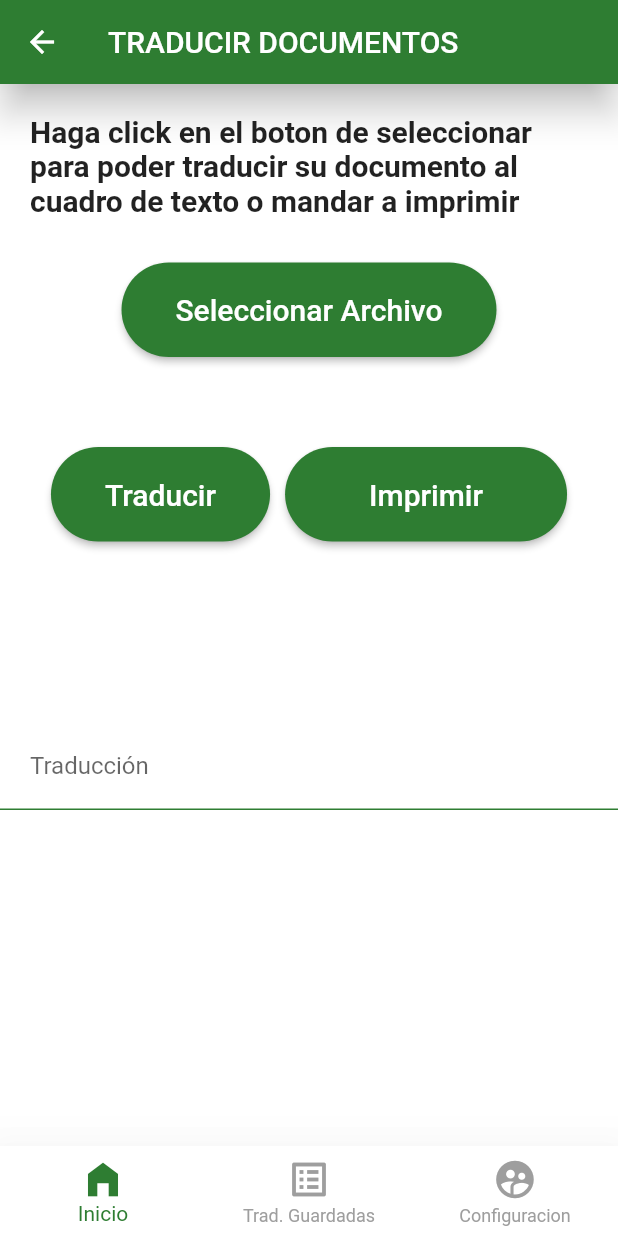
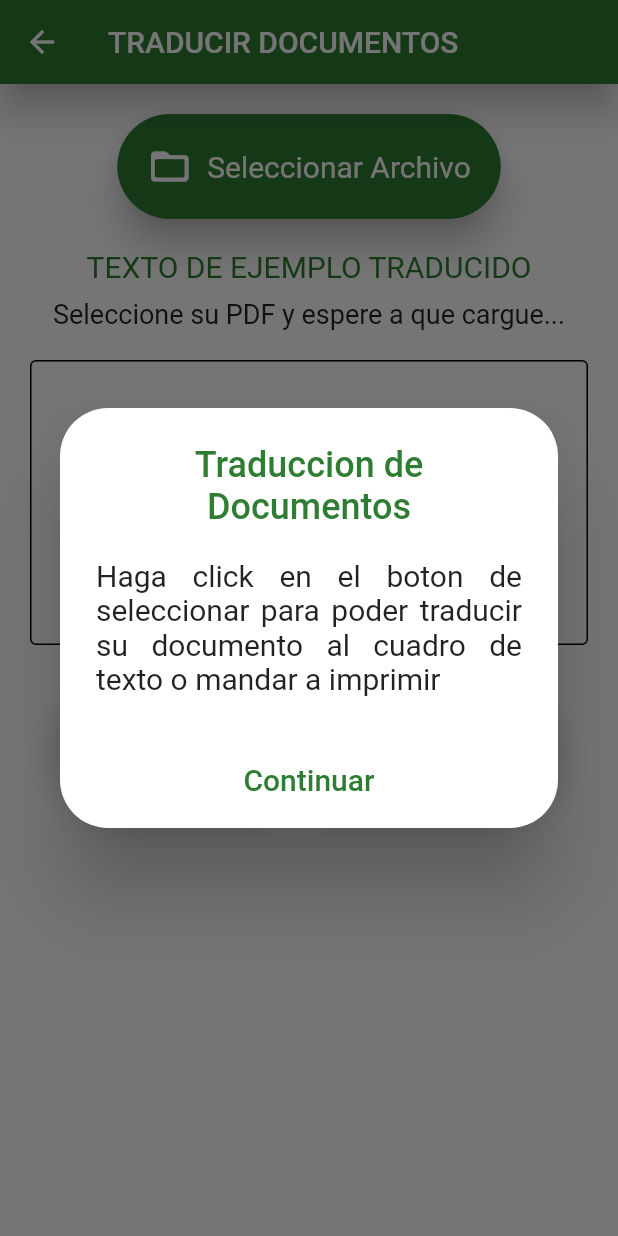
Before and after one commit to OlafRuv/traduciendo_con_sentido, a Flutter app: the TraducirDocumentosPage screen opened by its route, on a phone screen of 412 x 824 dp. Run offline on Flutter 3.47's test engine with Material 2 defaults, Android fonts, the phone set to English and light mode, and no system bars; our stand-ins replace cloud_firestore, file_picker, firebase_auth, firebase_core, image_picker, open_file; missing offline and left inert: google_ml_kit, syncfusion_flutter_pdf; accounts and stored records are empty.

Commit message:
Traduccion de Documentos implementada

```diff
--- a/lib/src/pages/menu_section/traducir_documentos_page.dart
+++ b/lib/src/pages/menu_section/traducir_documentos_page.dart
@@ -1,6 +1,10 @@
 import 'package:flutter/material.dart';
+import 'package:flutter/services.dart';
+import 'package:tcs/theme/app_theme.dart';
+import 'package:tcs/utils/validators.dart';
 import 'package:tcs/widgets/widgets.dart';
-
+import 'package:file_picker/file_picker.dart';
+import 'package:syncfusion_flutter_pdf/pdf.dart';
 
 class TraducirDocumentosPage extends StatefulWidget {
   const TraducirDocumentosPage({Key? key}) : super(key: key);
@@ -10,137 +14,285 @@ class TraducirDocumentosPage extends StatefulWidget {
 }
 
 class _TraducirDocumentosPageState extends State<TraducirDocumentosPage> {
+  String _text = "";
+  int _size = 0;
+  String name = "";
+  String _trimedText = "";
+  String _descriptionText = '';
+  final guardarTextoController = TextEditingController();
+  final guardarTituloControllerPopUp = TextEditingController();
+  final GlobalKey<FormState> _key = GlobalKey<FormState>();
+
+  @override
+  void initState() {
+    super.initState();
+    Future(_showDialog);
+  }
+
   @override
   Widget build(BuildContext context) {
     return Scaffold(
       appBar: AppBar(
-        title: Text('TRADUCIR DOCUMENTOS'),
-        backgroundColor: Colors.green[800],
+        // textDirection: TextDirection.rtl,
+        title: const Text('TRADUCIR DOCUMENTOS'),
       ),
       body: Stack(
         children: [
-          _fondoApp(),
           SingleChildScrollView(
             child: Column(
               children: [
-                _tituloDescripcion(),
-                _botonSeleccionarArchivo(),
-                SizedBox(height: 60.0,),
+                Padding(
+                  padding: const EdgeInsets.symmetric(vertical: 20.0),
+                  child: _botonSeleccionarArchivo(),
+                ),
+                Text(
+                  'TEXTO DE EJEMPLO TRADUCIDO',
+                  style: TextStyle(color: AppTheme.primary, fontSize: 20.0),
+                ),
+                Padding(
+                    child: Text(
+                      // ignore: prefer_is_empty
+                      _text.length == 0
+                          ? "Seleccione su PDF y espere a que cargue..."
+                          : "PDF cargado, $_size página\n",
+                      style: const TextStyle(fontSize: 18),
+                      textAlign: TextAlign.center,
+                    ),
+                    padding: const EdgeInsets.only(top: 10.0)),
+                _salidaTexto(true),
                 _botones(),
-                SizedBox(height: 60.0,),
-                SizedBox(height: 60.0,),
-                _salidaCuadroTexto()
               ],
             ),
           ),
         ],
       ),
-
-      bottomNavigationBar: const CustomBottomNavigation(botonBarraActual: 0),
+      // bottomNavigationBar: const CustomBottomNavigation(botonBarraActual: 0),
     );
   }
 
-Widget _fondoApp(){
-    final fondo = Container(
-      width: double.infinity,
-      height: double.infinity,
-      decoration: BoxDecoration(
-        color: Colors.white,
-      ),
-    );
-
-    return Stack(
-      children: [
-        fondo,
-      ],
-    );
+  Future _pickPDFText() async {
+    try {
+      FilePickerResult? filePickerResult =
+          await FilePicker.platform.pickFiles();
+      if (filePickerResult != null) {
+        PdfDocument document = PdfDocument(
+            inputBytes:
+                await _readDocumentData(filePickerResult.files.single.path!));
+        PdfTextExtractor extractor = PdfTextExtractor(document);
+        _size = document.pages.count;
+        _text = extractor.extractText();
+        _showResult(_text);
+        setState(() {});
+        _trimedText = _text.replaceAll("\n", " ");
+        // print(_trimedText);
+      }
+    } catch (e) {
+      name = "Error occured while scanning";
+      _text = name;
+      setState(() {});
+    }
   }
 
-
-  Widget _tituloDescripcion(){
-    return SafeArea(
-      child: Container(
-        padding: EdgeInsets.all(20.0),
-        child: Column(
-            crossAxisAlignment: CrossAxisAlignment.start,
-            children: [
-              Text('Haga click en el boton de seleccionar para poder traducir su documento al cuadro de texto o mandar a imprimir', style:TextStyle( color: Colors.black87, fontSize: 20.0, fontWeight: FontWeight.bold),),
-              SizedBox( height: 10.0),
-              //Text('Classify this transaccion into a particular category', style:TextStyle( color: Colors.white, fontSize: 18.0, )),
-            ],
-          )
-      ),
-    );
+  Future<List<int>> _readDocumentData(String name) async {
+    final ByteData data = await rootBundle.load(name);
+    return data.buffer.asUint8List(data.offsetInBytes, data.lengthInBytes);
   }
 
-
-
-  _botonSeleccionarArchivo(){
-    return MaterialButton(
-          shape: StadiumBorder(),
-          color: Colors.green[800],
-          textColor: Colors.white,
-          child: Padding(
-            padding: EdgeInsets.symmetric(horizontal: 20.0, vertical: 20.0),
-            child: Text('Seleccionar Archivo', style: TextStyle(fontSize: 20.0),),
-          ),
-          onPressed: (){
-            //navegar
-          },
-        );
+  void _showResult(String text) {
+    showDialog(
+        context: context,
+        builder: (BuildContext context) {
+          return AlertDialog(
+            title: const Text('Texto Extraido'),
+            content: Scrollbar(
+              child: SingleChildScrollView(
+                child: Text(text),
+                physics: const BouncingScrollPhysics(
+                    parent: AlwaysScrollableScrollPhysics()),
+              ),
+            ),
+            actions: [
+              TextButton(
+                child: const Text('Ok'),
+                onPressed: () {
+                  Navigator.of(context).pop();
+                },
+              )
+            ],
+          );
+        });
   }
 
+  void _showDialog() {
+    showDialog(
+        context: context,
+        builder: (BuildContext context) => CustomPopUp(
+            title: 'Traduccion de Documentos',
+            content: const Text(
+                'Haga click en el boton de seleccionar para poder traducir su documento al cuadro de texto o mandar a imprimir',
+                textAlign: TextAlign.justify,
+                style: TextStyle(fontSize: 20)),
+            buttonText: 'Continuar',
+            onPressedFunction: () {
+              Navigator.pop(context);
+            }));
+  }
 
-  Widget _botones(){
+  _botonSeleccionarArchivo() {
+    return Row(mainAxisAlignment: MainAxisAlignment.center, children: [
+      CustomButton(
+        buttontext: 'Seleccionar Archivo',
+        onPressedFunction: _pickPDFText,
+        padHButton: 20,
+        padVButton: 20,
+        iconData: Icons.folder_open_rounded,
+        iconSize: 30,
+      ),
+    ]);
+  }
+
+  Widget _botones() {
     return Row(
       mainAxisAlignment: MainAxisAlignment.center,
       children: [
-        MaterialButton(
-          shape: StadiumBorder(),
-          color: Colors.green[800],
-          textColor: Colors.white,
-          child: Padding(
-            padding: EdgeInsets.symmetric(horizontal: 20.0, vertical: 20.0),
-            child: Text('Traducir', style: TextStyle(fontSize: 20.0),),
-          ),
-          onPressed: (){
-            //navegar
-          },
+        CustomButton(
+          buttontext: 'Guardar',
+          onPressedFunction: _popUpGuardarTexto,
+          padHButton: 20,
+          padVButton: 20,
+          iconData: Icons.save_rounded,
+          iconSize: 30,
         ),
-        SizedBox(width: 10.0,),
-        MaterialButton(
-          shape: StadiumBorder(),
-          color: Colors.green[800],
-          textColor: Colors.white,
-          child: Padding(
-            padding: EdgeInsets.symmetric(horizontal: 40.0, vertical: 20.0),
-            child: Text('Imprimir', style: TextStyle(fontSize: 20.0),),
-          ),
-          onPressed: (){
-            //navegar
-          },
+        const SizedBox(width: 10),
+        // ******************************************* Este boton debe de imprimir y de guardar la traduccion
+        CustomButton(
+          buttontext: 'Descargar',
+          onPressedFunction: _descargar,
+          padHButton: 20,
+          padVButton: 20,
+          iconData: Icons.download_for_offline_rounded,
+          iconSize: 30,
         ),
       ],
     );
   }
 
-
-
-
-  Widget _salidaCuadroTexto(){
-    String textoIngresado = "";
-
-    return Container(
+  Widget _salidaTexto(bool braile) {
+    return Padding(
+      padding: const EdgeInsets.all(20.0),
       child: TextField(
-        onChanged: (texto) {
-          textoIngresado = texto;
-        },
+        maxLines: 5,
+        autocorrect: true,
+        enabled: false,
+        style: braile
+            ? const TextStyle(
+                fontFamily: 'braile_font', fontSize: 20, height: 1.5)
+            : const TextStyle(fontSize: 20, height: 1.5),
         decoration: InputDecoration(
-          hintText: 'Traducción',
-          contentPadding: EdgeInsets.all(20),
+          hintStyle: const TextStyle(color: Colors.black),
+          // hintText: _text,
+          hintText: _trimedText,
+          border: const OutlineInputBorder(),
+          focusedBorder: const OutlineInputBorder(),
+          disabledBorder: const OutlineInputBorder(),
+          enabledBorder: const OutlineInputBorder(),
         ),
       ),
     );
   }
 
+  void _descargar(){
+    showDialog(context: context,
+    builder: (BuildContext context) =>
+      CustomPopUp(
+        title: 'Seleccione una opción',
+        buttonText: 'Cancelar',
+        onPressedFunction: (){Navigator.pop(context);},
+        content: Column(
+            mainAxisAlignment: MainAxisAlignment.center,
+            children: [
+              TextButton(
+                onPressed: (){},
+                child: const Text('Descargar PDF',
+                style: TextStyle(
+                  fontSize: AppTheme.size18,
+                  color: Colors.black,)
+                  )
+                ),
+              const Divider(),
+              TextButton(
+                onPressed: (){},
+                child: const Text('Descargar PDF espejo',
+                style: TextStyle(
+                  fontSize: AppTheme.size18,
+                  color: Colors.black,),
+                ),
+              ),
+              const Divider(),
+              TextButton(
+                onPressed: (){},
+                child: const Text('Descargar .brf',
+                style:  TextStyle(
+                  fontSize: AppTheme.size18,
+                  color: Colors.black,
+                  ),
+                ),
+              ),
+            ],
+        ),
+      ),
+    );
+  }
+
+  void _popUpGuardarTexto() {
+    showDialog(
+        context: context,
+        builder: (BuildContext context) => CustomPopUp(
+            title: 'Guardar Traducción',
+            content: Form(
+              key: _key,
+              child: Column(
+                children: [
+                  TextFieldForm(
+                    labelText: 'Nombre Traduccion',
+                    hintText: 'Ingrese el nombre',
+                    icon: Icons.app_registration_rounded,
+                    obscureText: false,
+                    validator: validarVacio,
+                    hasNextFocus: true,
+                    controller: guardarTituloControllerPopUp,
+                  ),
+                  TextFormField(
+                    maxLines: 3,
+                    maxLength: 100,
+                    validator: validarVacio,
+                    maxLengthEnforcement: MaxLengthEnforcement.enforced,
+                    autocorrect: true,
+                    // controller: controllerDescripcion,
+                    decoration: InputDecoration(
+                      hintText:
+                          'Introduzca su descripcion\nMáximo 100 palabras',
+                      counterText:
+                          '${_descriptionText.length.toString()}/100 Carácteres',
+                      border: const OutlineInputBorder(),
+                      focusedBorder: const OutlineInputBorder(),
+                      disabledBorder: const OutlineInputBorder(),
+                      enabledBorder: const OutlineInputBorder(),
+                    ),
+                    onChanged: (value) {
+                      setState(() {
+                        _descriptionText = value;
+                      });
+                    },
+                  ),
+                ],
+              ),
+            ),
+            buttonText: 'Guardar',
+            onPressedFunction: () {
+              if (_key.currentState!.validate()) {
+                Navigator.pushNamed(context, 'traducciones_guardadas');
+              }
+            }));
+  }
 }
```
